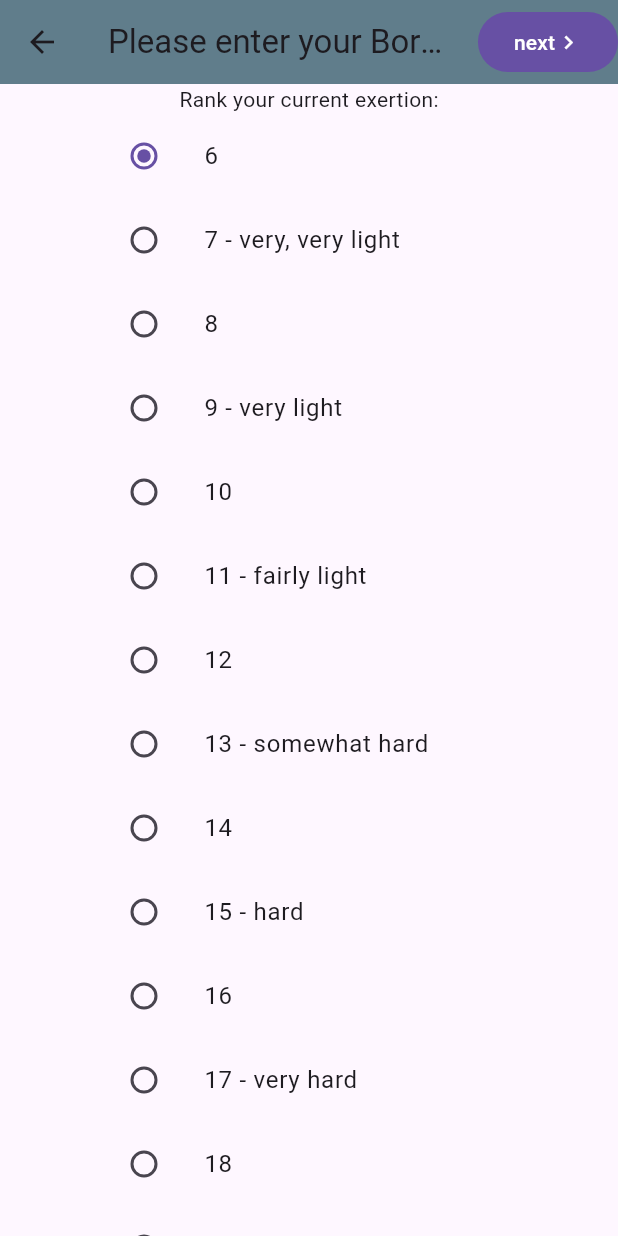
After one commit to Dominik-Schoen/FromPegsToPixels, a Flutter app: the BorgView screen opened directly, on a phone screen of 412 x 824 dp. The commit adds this screen. Run offline on Flutter 3.47's test engine with Material 3 defaults, Android fonts, the phone set to English and light mode, and no system bars; our stand-ins replace flutter_riverpod, freezed_annotation, riverpod_annotation; missing offline and left inert: scribble; generated files the repository leaves out were written again.

Commit message:
Add BorgView. Add BorgView to the end of scribble tasks. Extend LoggerState. Add Meta log.

```diff
--- /dev/null
+++ b/lib/borg_view.dart
@@ -0,0 +1,299 @@
+import 'package:fartigue/participant_view.dart';
+import 'package:fartigue/provider/logger.dart';
+import 'package:flutter/material.dart';
+import 'package:flutter_riverpod/flutter_riverpod.dart';
+
+enum Borg {
+  b6,
+  b7,
+  b8,
+  b9,
+  b10,
+  b11,
+  b12,
+  b13,
+  b14,
+  b15,
+  b16,
+  b17,
+  b18,
+  b19,
+  b20,
+}
+
+class BorgView extends ConsumerStatefulWidget {
+  const BorgView({super.key});
+
+  @override
+  ConsumerState<ConsumerStatefulWidget> createState() => _BorgViewState();
+}
+
+class _BorgViewState extends ConsumerState<BorgView> {
+  Borg? _borg = Borg.b6;
+  double _containerWidth = 300;
+
+  @override
+  Widget build(BuildContext context) {
+    return Scaffold(
+      appBar: AppBar(
+        title: const Text("Please enter your Borg scale"),
+        backgroundColor: Colors.blueGrey,
+        actions: <Widget>[
+          FilledButton(
+            onPressed: () {
+              ref.read(loggerProvider.notifier).saveMetaFile("meta.json");
+
+              Navigator.pushAndRemoveUntil(
+                context,
+                MaterialPageRoute(
+                  builder: (_) => const ParticipantView(),
+                ),
+                (Route<dynamic> route) => false,
+              );
+            },
+            child: const Row(
+              children: [
+                Text("next"),
+                Icon(Icons.navigate_next),
+              ],
+            ),
+          ),
+        ],
+      ),
+      body: Center(
+        child: Column(
+          mainAxisAlignment: MainAxisAlignment.center,
+          crossAxisAlignment: CrossAxisAlignment.center,
+          children: [
+            const Text("Rank your current exertion:"),
+            SizedBox(
+              width: _containerWidth,
+              child: ListTile(
+                title: const Text("6"),
+                leading: Radio<Borg>(
+                  value: Borg.b6,
+                  groupValue: _borg,
+                  onChanged: (Borg? value) {
+                    setState(() {
+                      _borg = value;
+                    });
+                  },
+                ),
+              ),
+            ),
+            SizedBox(
+              width: _containerWidth,
+              child: ListTile(
+                title: const Text("7 - very, very light"),
+                leading: Radio<Borg>(
+                  value: Borg.b7,
+                  groupValue: _borg,
+                  onChanged: (Borg? value) {
+                    setState(() {
+                      _borg = value;
+                    });
+                  },
+                ),
+              ),
+            ),
+            SizedBox(
+              width: _containerWidth,
+              child: ListTile(
+                title: const Text("8"),
+                leading: Radio<Borg>(
+                  value: Borg.b8,
+                  groupValue: _borg,
+                  onChanged: (Borg? value) {
+                    setState(() {
+                      _borg = value;
+                    });
+                  },
+                ),
+              ),
+            ),
+            SizedBox(
+              width: _containerWidth,
+              child: ListTile(
+                title: const Text("9 - very light"),
+                leading: Radio<Borg>(
+                  value: Borg.b9,
+                  groupValue: _borg,
+                  onChanged: (Borg? value) {
+                    setState(() {
+                      _borg = value;
+                    });
+                  },
+                ),
+              ),
+            ),
+            SizedBox(
+              width: _containerWidth,
+              child: ListTile(
+                title: const Text("10"),
+                leading: Radio<Borg>(
+                  value: Borg.b10,
+                  groupValue: _borg,
+                  onChanged: (Borg? value) {
+                    setState(() {
+                      _borg = value;
+                    });
+                  },
+                ),
+              ),
+            ),
+            SizedBox(
+              width: _containerWidth,
+              child: ListTile(
+                title: const Text("11 - fairly light"),
+                leading: Radio<Borg>(
+                  value: Borg.b11,
+                  groupValue: _borg,
+                  onChanged: (Borg? value) {
+                    setState(() {
+                      _borg = value;
+                    });
+                  },
+                ),
+              ),
+            ),
+            SizedBox(
+              width: _containerWidth,
+              child: ListTile(
+                title: const Text("12"),
+                leading: Radio<Borg>(
+                  value: Borg.b12,
+                  groupValue: _borg,
+                  onChanged: (Borg? value) {
+                    setState(() {
+                      _borg = value;
+                    });
+                  },
+                ),
+              ),
+            ),
+            SizedBox(
+              width: _containerWidth,
+              child: ListTile(
+                title: const Text("13 - somewhat hard"),
+                leading: Radio<Borg>(
+                  value: Borg.b13,
+                  groupValue: _borg,
+                  onChanged: (Borg? value) {
+                    setState(() {
+                      _borg = value;
+                    });
+                  },
+                ),
+              ),
+            ),
+            SizedBox(
+              width: _containerWidth,
+              child: ListTile(
+                title: const Text("14"),
+                leading: Radio<Borg>(
+                  value: Borg.b14,
+                  groupValue: _borg,
+                  onChanged: (Borg? value) {
+                    setState(() {
+                      _borg = value;
+                    });
+                  },
+                ),
+              ),
+            ),
+            SizedBox(
+              width: _containerWidth,
+              child: ListTile(
+                title: const Text("15 - hard"),
+                leading: Radio<Borg>(
+                  value: Borg.b15,
+                  groupValue: _borg,
+                  onChanged: (Borg? value) {
+                    setState(() {
+                      _borg = value;
+                    });
+                  },
+                ),
+              ),
+            ),
+            SizedBox(
+              width: _containerWidth,
+              child: ListTile(
+                title: const Text("16"),
+                leading: Radio<Borg>(
+                  value: Borg.b16,
+                  groupValue: _borg,
+                  onChanged: (Borg? value) {
+                    setState(() {
+                      _borg = value;
+                    });
+                  },
+                ),
+              ),
+            ),
+            SizedBox(
+              width: _containerWidth,
+              child: ListTile(
+                title: const Text("17 - very hard"),
+                leading: Radio<Borg>(
+                  value: Borg.b17,
+                  groupValue: _borg,
+                  onChanged: (Borg? value) {
+                    setState(() {
+                      _borg = value;
+                    });
+                  },
+                ),
+              ),
+            ),
+            SizedBox(
+              width: _containerWidth,
+              child: ListTile(
+                title: const Text("18"),
+                leading: Radio<Borg>(
+                  value: Borg.b18,
+                  groupValue: _borg,
+                  onChanged: (Borg? value) {
+                    setState(() {
+                      _borg = value;
+                    });
+                  },
+                ),
+              ),
+            ),
+            SizedBox(
+              width: _containerWidth,
+              child: ListTile(
+                title: const Text("19 - very, very hard"),
+                leading: Radio<Borg>(
+                  value: Borg.b19,
+                  groupValue: _borg,
+                  onChanged: (Borg? value) {
+                    setState(() {
+                      _borg = value;
+                    });
+                  },
+                ),
+              ),
+            ),
+            SizedBox(
+              width: _containerWidth,
+              child: ListTile(
+                title: const Text("20"),
+                leading: Radio<Borg>(
+                  value: Borg.b20,
+                  groupValue: _borg,
+                  onChanged: (Borg? value) {
+                    setState(() {
+                      _borg = value;
+                    });
+                  },
+                ),
+              ),
+            ),
+          ],
+        ),
+      ),
+    );
+  }
+}
--- a/lib/provider/logger_state.dart
+++ b/lib/provider/logger_state.dart
@@ -1,6 +1,7 @@
 import 'package:freezed_annotation/freezed_annotation.dart';
 
 part 'logger_state.freezed.dart';
+part 'logger_state.g.dart';
 
 @freezed
 class LoggerState with _$LoggerState {
@@ -8,5 +9,9 @@ class LoggerState with _$LoggerState {
     required String participantID,
     required String startTime,
     @Default([]) List<double> pressureTimeSeries,
+    @Default([]) List<String> files,
   }) = _LoggerState;
+
+  factory LoggerState.fromJson(Map<String, Object?> json)
+      => _$LoggerStateFromJson(json);
 }
--- a/pubspec.yaml
+++ b/pubspec.yaml
@@ -12,6 +12,7 @@ dependencies:
   flutter_riverpod: ^2.5.1
   freezed_annotation: ^2.4.4
   intl: ^0.19.0
+  json_annotation: ^4.9.0
   path: ^1.9.0
   path_provider: ^2.1.4
   riverpod_annotation: ^2.3.5
@@ -26,6 +27,7 @@ dev_dependencies:
   custom_lint: ^0.6.4
   riverpod_lint: ^2.3.10
   freezed: ^2.5.2
+  json_serializable: ^6.8.0
 
 flutter:
   uses-material-design: true
```
Also changed, not shown: lib/main.dart (+10 -5 lines), lib/participant_view.dart (+3 -5 lines), lib/provider/logger.dart (+18 -6 lines), lib/scribble_view.dart (+3 -4 lines), lib/provider/logger.g.dart, lib/provider/logger_state.freezed.dart, lib/provider/logger_state.g.dart (added), pubspec.lock.
